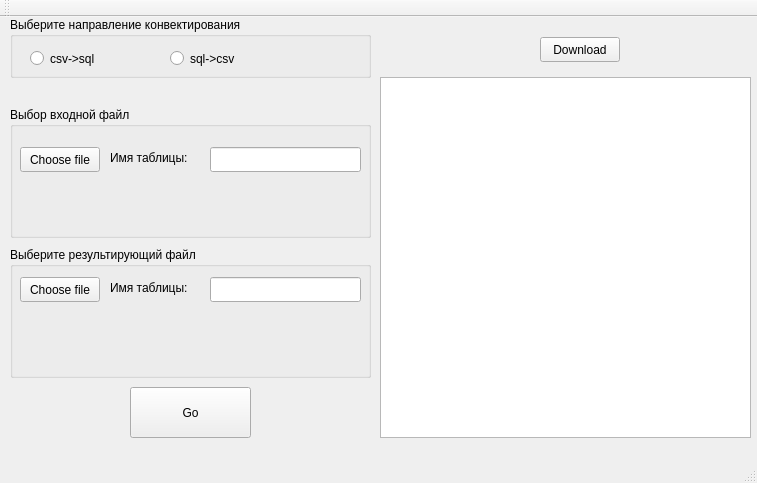
First picture: the form in mainwindow.ui, repository korovenko-tatyana/sqlconv_without_types, before the edit.
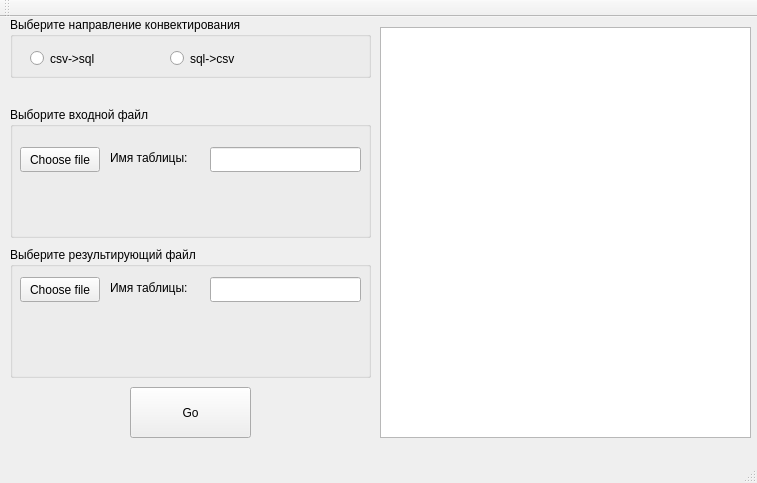
Second picture: the form after the edit.

```diff
--- a/mainwindow.ui
+++ b/mainwindow.ui
@@ -18,9 +18,9 @@
     <property name="geometry">
      <rect>
       <x>380</x>
-      <y>60</y>
+      <y>10</y>
       <width>371</width>
-      <height>361</height>
+      <height>411</height>
      </rect>
     </property>
    </widget>
@@ -37,19 +37,6 @@
      <string>Go</string>
     </property>
    </widget>
-   <widget class="QPushButton" name="download">
-    <property name="geometry">
-     <rect>
-      <x>540</x>
-      <y>20</y>
-      <width>80</width>
-      <height>25</height>
-     </rect>
-    </property>
-    <property name="text">
-     <string>Download</string>
-    </property>
-   </widget>
    <widget class="QGroupBox" name="groupBox_4">
     <property name="geometry">
      <rect>
@@ -60,7 +47,7 @@
      </rect>
     </property>
     <property name="title">
-     <string>Выбор входной файл</string>
+     <string>Выборите входной файл</string>
     </property>
     <widget class="QLineEdit" name="table_name">
      <property name="geometry">
```
